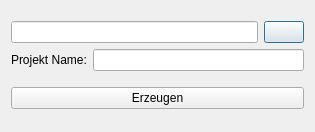
First picture: the form in godirec/data/ui/dialog.ui, repository quitejonny/godirec, before the edit.
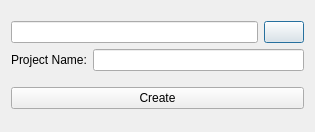
Second picture: the form after the edit. Icons and pictures are not drawn.

What changed in the file:
```diff
--- a/godirec/data/ui/dialog.ui
+++ b/godirec/data/ui/dialog.ui
@@ -43,7 +43,7 @@
        <item>
         <widget class="QLabel" name="label">
          <property name="text">
-          <string>Projekt Name:</string>
+          <string>Project Name:</string>
          </property>
         </widget>
        </item>
@@ -63,7 +63,7 @@
       </size>
      </property>
      <property name="text">
-      <string>Erzeugen</string>
+      <string>Create</string>
      </property>
     </widget>
    </item>
```
Left out of the diff: 2 changed lines with no effect on the pictures.
